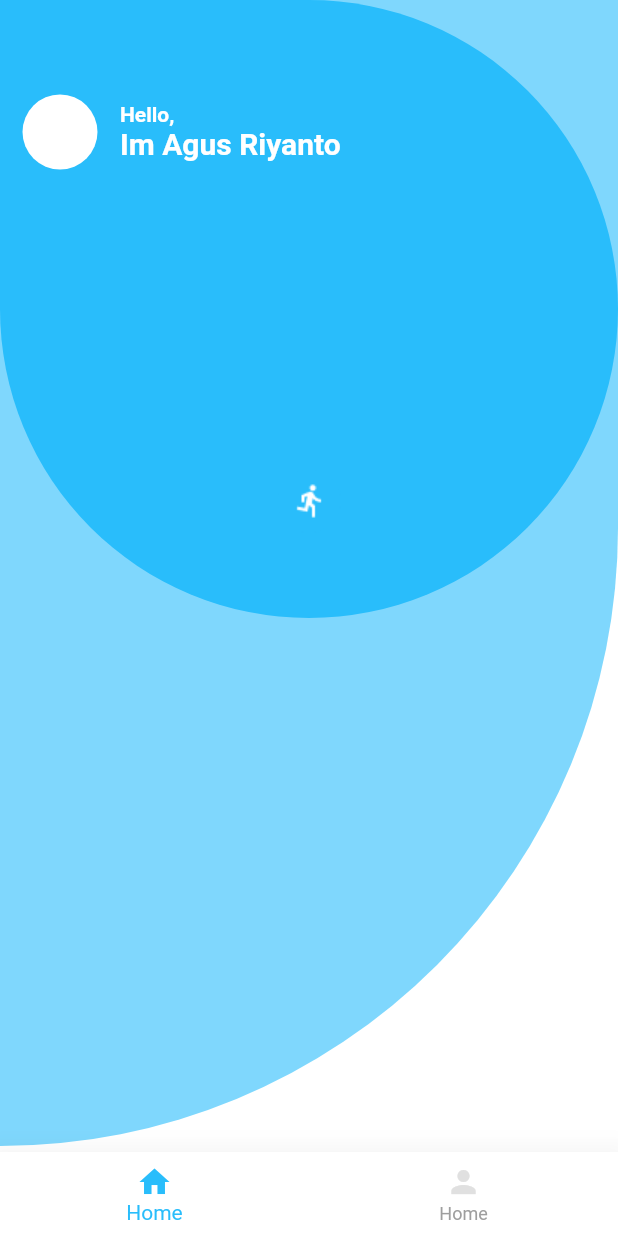
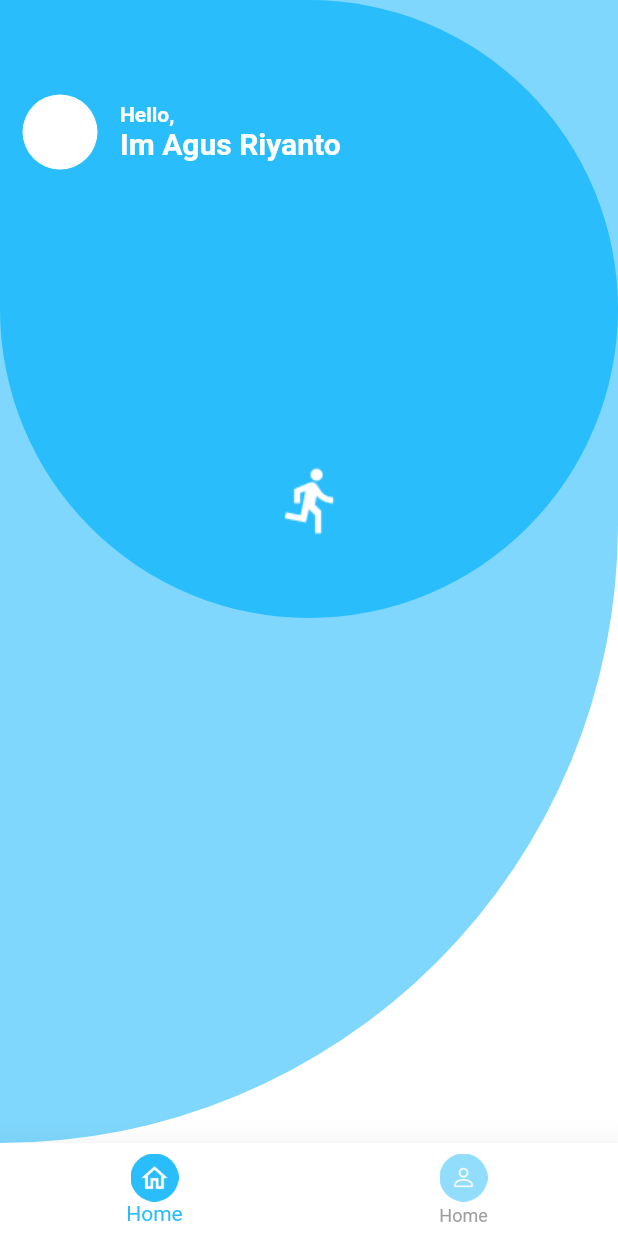
Before and after one commit to aguzri10/menotes, a Flutter app: the MainNavigate screen opened by its route, on a phone screen of 412 x 824 dp. Run offline on Flutter 3.47's test engine with Material 2 defaults, Android fonts, the phone set to English and light mode, and no system bars.

Commit message:
changes icon in bottom navigation

```diff
--- a/lib/pages/main_page.dart
+++ b/lib/pages/main_page.dart
@@ -3,6 +3,7 @@ import 'package:menotes/pages/home/index.dart';
 import 'package:menotes/pages/profile/index.dart';
 import 'package:menotes/routes/constants.dart';
 import 'package:menotes/routes/routes.dart';
+import 'package:menotes/services/assets.dart';
 
 class Root extends StatefulWidget {
   @override
@@ -80,11 +81,9 @@ class _MainNavigateState extends State<MainNavigate> {
       bottomNavigationBar: BottomNavigationBar(
         items: [
           BottomNavigationBarItem(
-            icon: Icon(
-              Icons.home,
-              color: _selectedIndex == 0
-                  ? Theme.of(context).primaryColor
-                  : Colors.grey[300],
+            icon: Image.asset(
+              _selectedIndex == 0 ? iconHomeActive : iconHomeInActive,
+              scale: 2,
             ),
             title: Text(
               'Home',
@@ -96,11 +95,9 @@ class _MainNavigateState extends State<MainNavigate> {
             ),
           ),
           BottomNavigationBarItem(
-            icon: Icon(
-              Icons.person,
-              color: _selectedIndex == 1
-                  ? Theme.of(context).primaryColor
-                  : Colors.grey[300],
+            icon: Image.asset(
+              _selectedIndex == 1 ? iconProfileActive : iconProfileInActive,
+              scale: 2,
             ),
             title: Text(
               'Home',
```
Also changed, not shown: assets/images/icon-add-note.png, assets/images/icon-events.png, assets/images/icon-home-active.png, assets/images/icon-home-inactive.png, assets/images/icon-money.png, assets/images/icon-profile-active.png, assets/images/icon-profile-inactive.png, assets/images/icon-sports.png, assets/images/icon-trip.png.
